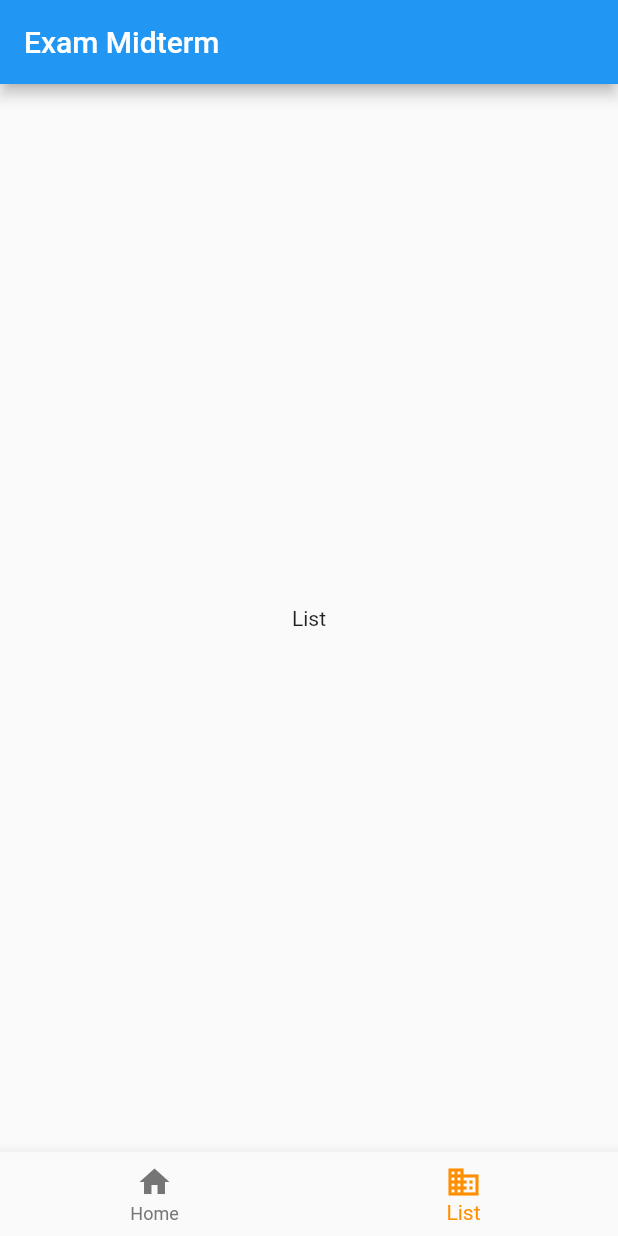
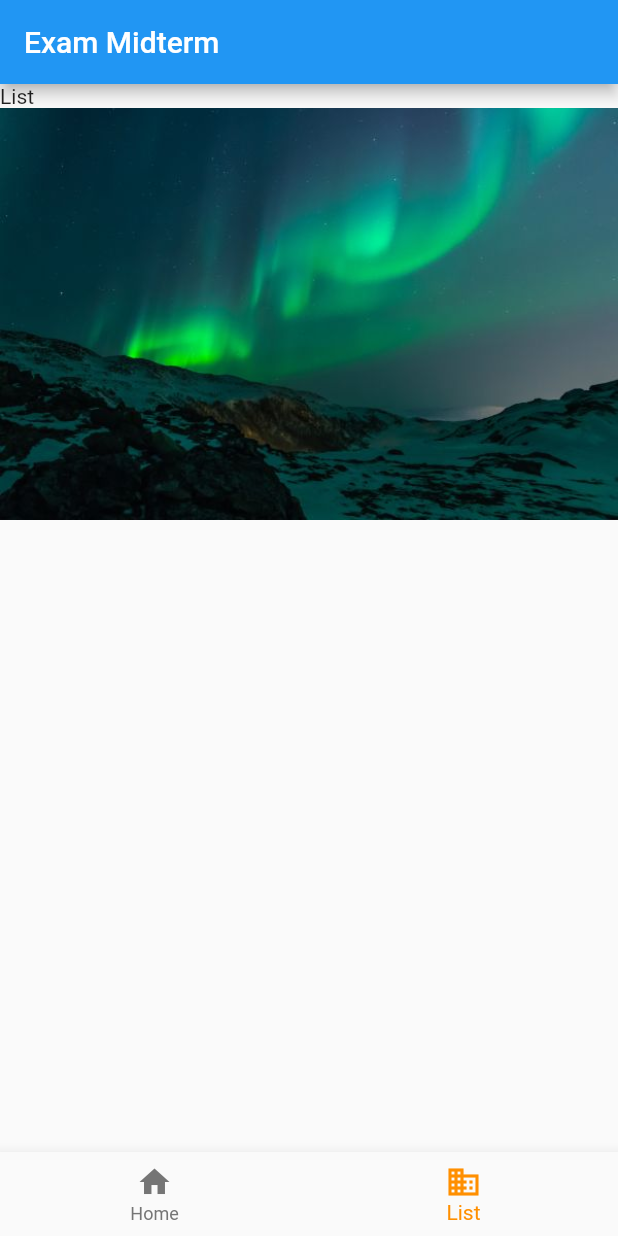
Before and after one commit to 6210110334/exam-mid, a Flutter app: the screen it shows after launch, item 2 of the bottom bar chosen, on a phone screen of 412 x 824 dp. Run offline on Flutter 3.47's test engine with Material 2 defaults, Android fonts, the phone set to English and light mode, and no system bars.

Commit message:
assets image

```diff
--- a/lib/screens/list_data.dart
+++ b/lib/screens/list_data.dart
@@ -8,6 +8,8 @@ class ListData extends StatefulWidget {
 class ListDataState extends State<ListData> {
   @override
   Widget build(BuildContext context) {
-    return Text('List');
+    return ListView(
+      children: [Text('List'), Image.asset('assets/sky.jpg')],
+    );
   }
 }
--- a/pubspec.yaml
+++ b/pubspec.yaml
@@ -44,6 +44,9 @@ flutter:
   # the material Icons class.
   uses-material-design: true
 
+  assets:
+    - assets/
+
   # To add assets to your application, add an assets section, like this:
   # assets:
   #   - images/a_dot_burr.jpeg
```
Also changed, not shown: assets/sky.jpg (added).
